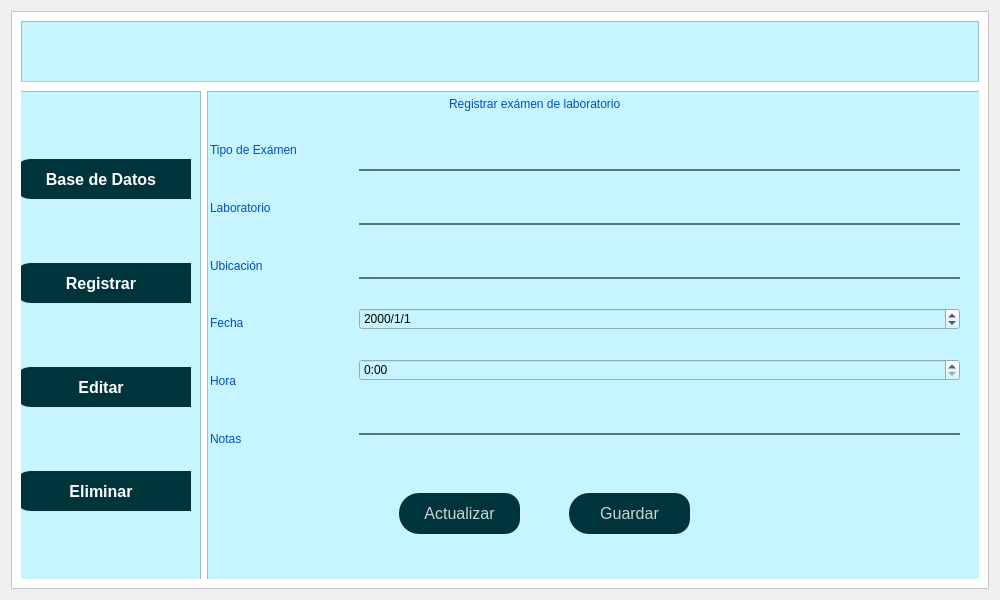
Before: the Qt Designer form ui/examen_laboratorio.ui in daburneo1/addi, drawn with Qt 5.
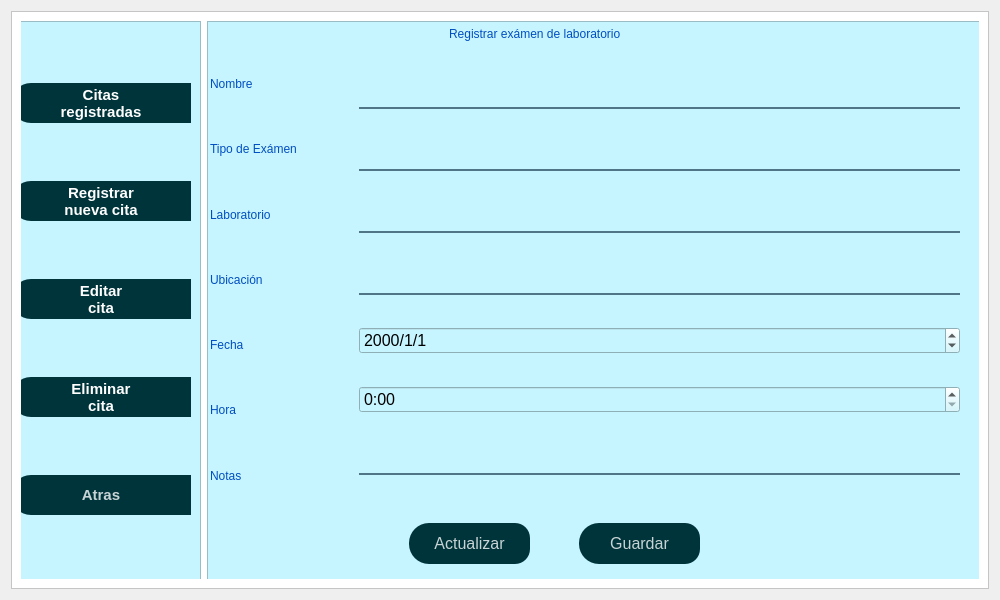
After: the same form once the commit is applied. Icons and pictures are not drawn.

Diff of the .ui file:
```diff
--- a/ui/examen_laboratorio.ui
+++ b/ui/examen_laboratorio.ui
@@ -49,89 +49,13 @@
         <property name="frameShadow">
          <enum>QFrame::Raised</enum>
         </property>
-        <widget class="QPushButton" name="pushButtonCerrar">
-         <property name="geometry">
-          <rect>
-           <x>890</x>
-           <y>10</y>
-           <width>51</width>
-           <height>41</height>
-          </rect>
-         </property>
-         <property name="styleSheet">
-          <string notr="true">QPushButton{
-	color:rgba(255,255,255,200);
-	border-radius:5px;
-}
-QPushButton:pressed{
-	padding-left:5px;
-	padding-top:5px;
-	background-color:rgba(0, 119, 123, 1);
-	background-position:calc(100% - 10px)center;
-}
-QPushButton:hover{
-	background-color:rgba(0, 174, 173, 1);
-}</string>
-         </property>
-         <property name="text">
-          <string/>
-         </property>
-         <property name="icon">
-          <iconset>
-           <normaloff>../Iconos/cerrar.png</normaloff>../Iconos/cerrar.png</iconset>
-         </property>
-         <property name="iconSize">
-          <size>
-           <width>40</width>
-           <height>40</height>
-          </size>
-         </property>
-        </widget>
-        <widget class="QPushButton" name="pushButtonMenu">
-         <property name="geometry">
-          <rect>
-           <x>70</x>
-           <y>10</y>
-           <width>51</width>
-           <height>41</height>
-          </rect>
-         </property>
-         <property name="styleSheet">
-          <string notr="true">QPushButton{
-	color:rgba(255,255,255,200);
-	border-radius:5px;
-}
-QPushButton:pressed{
-	padding-left:5px;
-	padding-top:5px;
-	background-color:rgba(0, 119, 123, 1);
-	background-position:calc(100% - 10px)center;
-}
-QPushButton:hover{
-	background-color:rgba(0, 174, 173, 1);
-}</string>
-         </property>
-         <property name="text">
-          <string/>
-         </property>
-         <property name="icon">
-          <iconset>
-           <normaloff>../Iconos/barra-de-menus.png</normaloff>../Iconos/barra-de-menus.png</iconset>
-         </property>
-         <property name="iconSize">
-          <size>
-           <width>40</width>
-           <height>40</height>
-          </size>
-         </property>
-        </widget>
         <widget class="QFrame" name="frame_3">
          <property name="geometry">
           <rect>
            <x>-30</x>
-           <y>60</y>
+           <y>-10</y>
            <width>1001</width>
-           <height>511</height>
+           <height>581</height>
           </rect>
          </property>
          <property name="styleSheet">
@@ -200,7 +124,7 @@
                </property>
                <property name="font">
                 <font>
-                 <pointsize>12</pointsize>
+                 <pointsize>11</pointsize>
                  <weight>75</weight>
                  <bold>true</bold>
                 </font>
@@ -209,7 +133,8 @@
                 <string notr="true">color:rgb(255, 255, 255)</string>
                </property>
                <property name="text">
-                <string>Base de Datos</string>
+                <string>Citas
+registradas</string>
                </property>
                <property name="icon">
                 <iconset>
@@ -233,7 +158,7 @@
                </property>
                <property name="font">
                 <font>
-                 <pointsize>12</pointsize>
+                 <pointsize>11</pointsize>
                  <weight>75</weight>
                  <bold>true</bold>
                 </font>
@@ -242,7 +167,8 @@
                 <string notr="true">color:rgb(255, 255, 255)</string>
                </property>
                <property name="text">
-                <string>Registrar</string>
+                <string>Registrar
+nueva cita</string>
                </property>
                <property name="icon">
                 <iconset>
@@ -266,7 +192,7 @@
                </property>
                <property name="font">
                 <font>
-                 <pointsize>12</pointsize>
+                 <pointsize>11</pointsize>
                  <weight>75</weight>
                  <bold>true</bold>
                 </font>
@@ -275,7 +201,8 @@
                 <string notr="true">color:rgb(255, 255, 255)</string>
                </property>
                <property name="text">
-                <string>Editar</string>
+                <string>Editar
+cita</string>
                </property>
                <property name="icon">
                 <iconset>
@@ -299,7 +226,7 @@
                </property>
                <property name="font">
                 <font>
-                 <pointsize>12</pointsize>
+                 <pointsize>11</pointsize>
                  <weight>75</weight>
                  <bold>true</bold>
                 </font>
@@ -308,7 +235,8 @@
                 <string notr="true">color:rgb(255, 255, 255)</string>
                </property>
                <property name="text">
-                <string>Eliminar</string>
+                <string>Eliminar
+cita</string>
                </property>
                <property name="icon">
                 <iconset>
@@ -322,6 +250,26 @@
                </property>
               </widget>
              </item>
+             <item>
+              <widget class="QPushButton" name="pushButtonCerrar">
+               <property name="minimumSize">
+                <size>
+                 <width>0</width>
+                 <height>40</height>
+                </size>
+               </property>
+               <property name="font">
+                <font>
+                 <pointsize>11</pointsize>
+                 <weight>75</weight>
+                 <bold>true</bold>
+                </font>
+               </property>
+               <property name="text">
+                <string>Atras</string>
+               </property>
+              </widget>
+             </item>
             </layout>
            </widget>
           </item>
@@ -551,8 +499,8 @@
                 <widget class="QPushButton" name="pushButtonActualizar_2">
                  <property name="geometry">
                   <rect>
-                   <x>190</x>
-                   <y>400</y>
+                   <x>200</x>
+                   <y>500</y>
                    <width>121</width>
                    <height>41</height>
                   </rect>
@@ -591,8 +539,8 @@
                 <widget class="QPushButton" name="pushButtonGuardar">
                  <property name="geometry">
                   <rect>
-                   <x>360</x>
-                   <y>400</y>
+                   <x>370</x>
+                   <y>500</y>
                    <width>121</width>
                    <height>41</height>
                   </rect>
@@ -634,10 +582,17 @@
                    <x>1</x>
                    <y>31</y>
                    <width>145</width>
-                   <height>341</height>
+                   <height>451</height>
                   </rect>
                  </property>
                  <layout class="QVBoxLayout" name="verticalLayout_6">
+                  <item>
+                   <widget class="QLabel" name="label_8">
+                    <property name="text">
+                     <string>Nombre</string>
+                    </property>
+                   </widget>
+                  </item>
                   <item>
                    <widget class="QLabel" name="label_2">
                     <property name="text">
@@ -688,12 +643,33 @@
                    <x>150</x>
                    <y>30</y>
                    <width>601</width>
-                   <height>341</height>
+                   <height>451</height>
                   </rect>
                  </property>
                  <layout class="QVBoxLayout" name="verticalLayout">
+                  <item>
+                   <widget class="QLineEdit" name="lineEditUsuario">
+                    <property name="font">
+                     <font>
+                      <pointsize>12</pointsize>
+                     </font>
+                    </property>
+                    <property name="styleSheet">
+                     <string notr="true">background-color:rgba(0,0,0,0);
+border:2px solid rgba(0,0,0,0);
+border-bottom-color:rgba(46,82,101,200);
+color:rgb(0,0,0);
+padding-bottom: 5px;</string>
+                    </property>
+                   </widget>
+                  </item>
                   <item>
                    <widget class="QLineEdit" name="lineEditTipoExamen">
+                    <property name="font">
+                     <font>
+                      <pointsize>12</pointsize>
+                     </font>
+                    </property>
                     <property name="styleSheet">
                      <string notr="true">background-color:rgba(0,0,0,0);
 border:2px solid rgba(0,0,0,0);
@@ -705,6 +681,11 @@
                   </item>
                   <item>
                    <widget class="QLineEdit" name="lineEditLaboratorio">
+                    <property name="font">
+                     <font>
+                      <pointsize>12</pointsize>
+                     </font>
+                    </property>
                     <property name="styleSheet">
                      <string notr="true">background-color:rgba(0,0,0,0);
 border:2px solid rgba(0,0,0,0);
@@ -716,6 +697,11 @@
                   </item>
                   <item>
                    <widget class="QLineEdit" name="lineEditUbicacion">
+                    <property name="font">
+                     <font>
+                      <pointsize>12</pointsize>
+                     </font>
+                    </property>
                     <property name="styleSheet">
                      <string notr="true">background-color:rgba(0,0,0,0);
 border:2px solid rgba(0,0,0,0);
@@ -727,6 +713,11 @@
                   </item>
                   <item>
                    <widget class="QDateEdit" name="dateEdit">
+                    <property name="font">
+                     <font>
+                      <pointsize>12</pointsize>
+                     </font>
+                    </property>
                     <property name="displayFormat">
                      <string>yyyy/M/d</string>
                     </property>
@@ -734,6 +725,11 @@
                   </item>
                   <item>
                    <widget class="QTimeEdit" name="timeEdit">
+                    <property name="font">
+                     <font>
+                      <pointsize>12</pointsize>
+                     </font>
+                    </property>
                     <property name="minimumTime">
                      <time>
                       <hour>0</hour>
@@ -748,6 +744,11 @@
                   </item>
                   <item>
                    <widget class="QLineEdit" name="lineEditNotas">
+                    <property name="font">
+                     <font>
+                      <pointsize>12</pointsize>
+                     </font>
+                    </property>
                     <property name="styleSheet">
                      <string notr="true">background-color:rgba(0,0,0,0);
 border:2px solid rgba(0,0,0,0);
```
Left out of the diff: 7 changed lines with no effect on the pictures.
